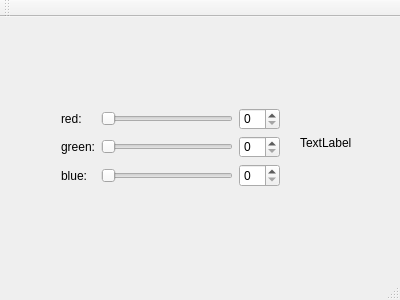
peralammikko/fruit_flip, file student/12/colorpicker_designer/mainwindow.ui: the form before one commit.
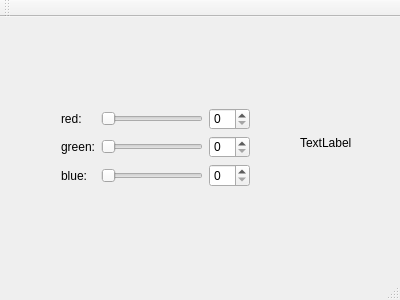
The form after the commit.

What changed in the file:
```diff
--- a/student/12/colorpicker_designer/mainwindow.ui
+++ b/student/12/colorpicker_designer/mainwindow.ui
@@ -19,7 +19,7 @@
      <rect>
       <x>50</x>
       <y>80</y>
-      <width>241</width>
+      <width>211</width>
       <height>101</height>
      </rect>
     </property>
```
Left out of the diff: 66 changed lines with no effect on the pictures.
